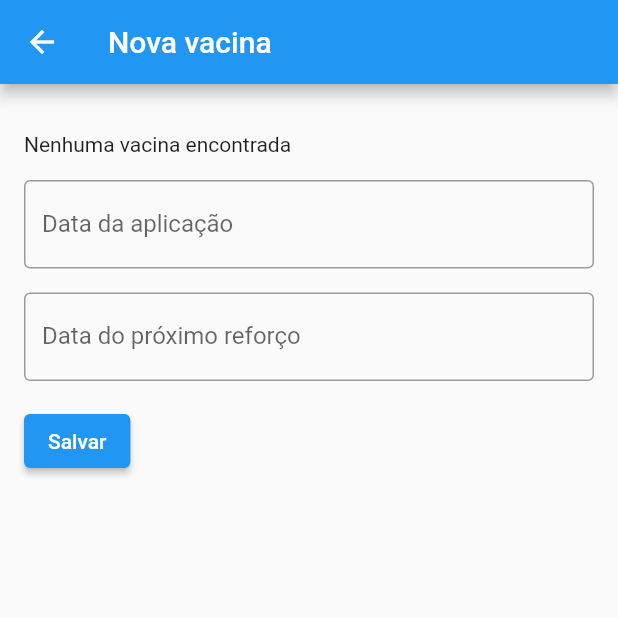
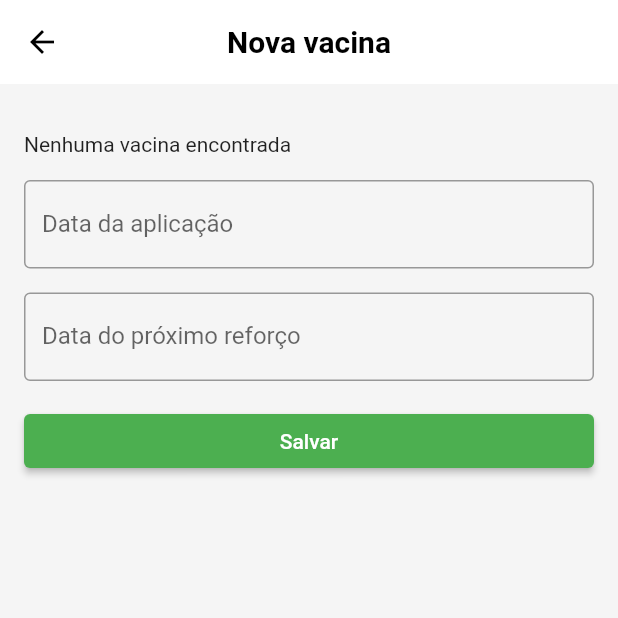
Before and after one commit to Sergio-Cordeiro/Canine_shield, a Flutter app: the NewVaccineScreen screen opened directly with empty values, on a phone screen of 412 x 824 dp, the top half of it. Run offline on Flutter 3.47's test engine with Material 2 defaults, Android fonts, the phone set to English and light mode, and no system bars; our stand-ins replace sqflite; accounts and stored records are empty; network calls fail.

Commit message:
new layout button

```diff
--- a/lib/newVaccineScreen.dart
+++ b/lib/newVaccineScreen.dart
@@ -32,8 +32,18 @@ class _NewVaccineScreenState extends State<NewVaccineScreen> {
   @override
   Widget build(BuildContext context) {
     return Scaffold(
+      backgroundColor: Colors.grey[100],
       appBar: AppBar(
-        title: const Text('Nova vacina'),
+          title: const Text('Nova vacina',
+          style: TextStyle(
+            color: Colors.black,
+            fontWeight: FontWeight.bold,
+          ),
+        ),
+        backgroundColor: Colors.white,
+        elevation: 0,
+        centerTitle: true,
+        iconTheme: const IconThemeData(color: Colors.black),
       ),
       body: Padding(
         padding: const EdgeInsets.all(16.0),
@@ -119,7 +129,12 @@ class _NewVaccineScreenState extends State<NewVaccineScreen> {
               controller: TextEditingController(text: _selectedDateNextString),
             ),
             const SizedBox(height: 16),
-            ElevatedButton(
+
+            Align(
+              alignment: Alignment.center,
+              child: SizedBox(
+                width: double.infinity,
+                child: ElevatedButton(
                   onPressed: () async {
                     final vaccine = Vaccine.createNewVaccine(
                         _selectedVaccine!,
@@ -130,8 +145,33 @@ class _NewVaccineScreenState extends State<NewVaccineScreen> {
                     await VaccineDatabase.instance.createVaccine(vaccine);
                     Navigator.pop(context);
                   },
+                  style: ButtonStyle(
+                    backgroundColor: MaterialStateProperty.all<Color>(Colors.green),
+                  ),
                   child: const Text('Salvar'),
                 ),
+              ),
+            ),
+
+
+
+
+            // ElevatedButton(
+            //   onPressed: () async {
+            //       final vaccine = Vaccine.createNewVaccine(
+            //           _selectedVaccine!,
+            //           _selectedDateString!,
+            //           _selectedDateNextString!,
+            //           int.parse(widget.dog.id)
+            //       );
+            //       await VaccineDatabase.instance.createVaccine(vaccine);
+            //       Navigator.pop(context);
+            //   },
+            //   style: ButtonStyle(
+            //     backgroundColor: MaterialStateProperty.all<Color>(Colors.green),
+            //   ),
+            //   child: const Text('Salvar'),
+            // ),
           ],
         ),
       ),
```
Lines whose indentation alone changed are shown as unchanged.
